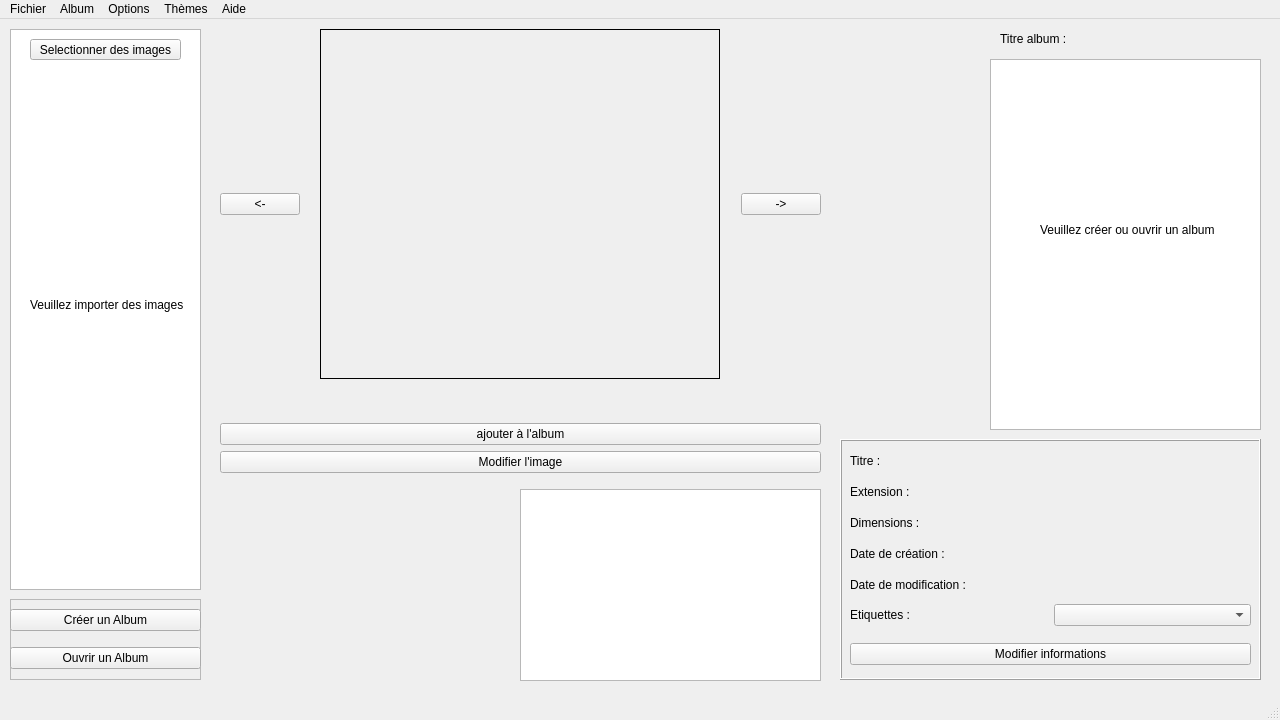
The window that projet/mainwindow.ui (BlackFox3000/M1-IHM-Project) describes before a commit, drawn with Qt 5.
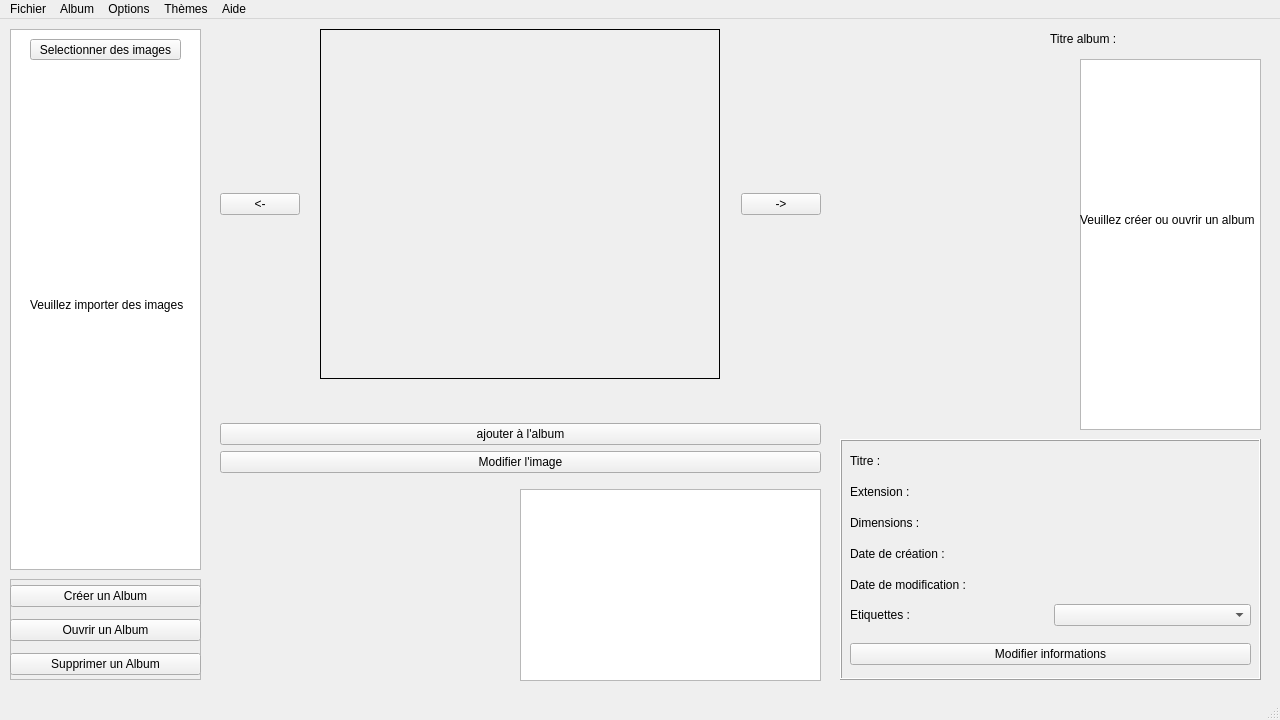
The same window after the commit.

The edit to the form file:
```diff
--- a/projet/mainwindow.ui
+++ b/projet/mainwindow.ui
@@ -32,7 +32,7 @@
       <x>10</x>
       <y>10</y>
       <width>191</width>
-      <height>561</height>
+      <height>541</height>
      </rect>
     </property>
    </widget>
@@ -188,9 +188,9 @@
    <widget class="QListWidget" name="album_img">
     <property name="geometry">
      <rect>
-      <x>990</x>
+      <x>1080</x>
       <y>40</y>
-      <width>271</width>
+      <width>181</width>
       <height>371</height>
      </rect>
     </property>
@@ -201,7 +201,7 @@
    <widget class="QLabel" name="titreAlbum">
     <property name="geometry">
      <rect>
-      <x>1000</x>
+      <x>1050</x>
       <y>10</y>
       <width>111</width>
       <height>20</height>
@@ -351,9 +351,9 @@
     <property name="geometry">
      <rect>
       <x>10</x>
-      <y>580</y>
+      <y>560</y>
       <width>191</width>
-      <height>81</height>
+      <height>101</height>
      </rect>
     </property>
     <property name="frameShape">
@@ -368,7 +368,7 @@
        <x>0</x>
        <y>0</y>
        <width>191</width>
-       <height>81</height>
+       <height>103</height>
       </rect>
      </property>
      <layout class="QVBoxLayout" name="verticalLayout_3">
@@ -386,6 +386,13 @@
         </property>
        </widget>
       </item>
+      <item>
+       <widget class="QPushButton" name="button_supprimer_album">
+        <property name="text">
+         <string>Supprimer un Album</string>
+        </property>
+       </widget>
+      </item>
      </layout>
     </widget>
    </widget>
@@ -422,8 +429,8 @@
    <widget class="QLabel" name="labelGalerie">
     <property name="geometry">
      <rect>
-      <x>1040</x>
-      <y>170</y>
+      <x>1080</x>
+      <y>160</y>
       <width>181</width>
       <height>81</height>
      </rect>
```
